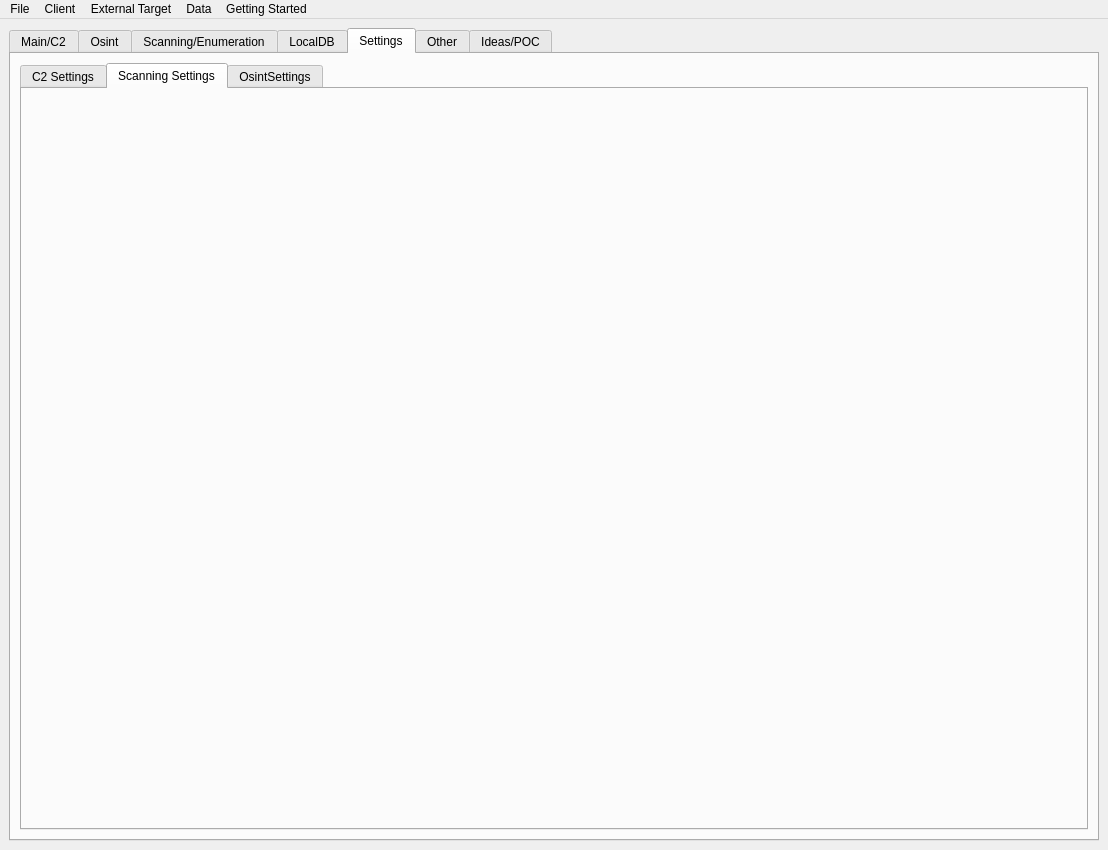
ryanq47/WhisperNet, file gui.ui: the form before one commit.
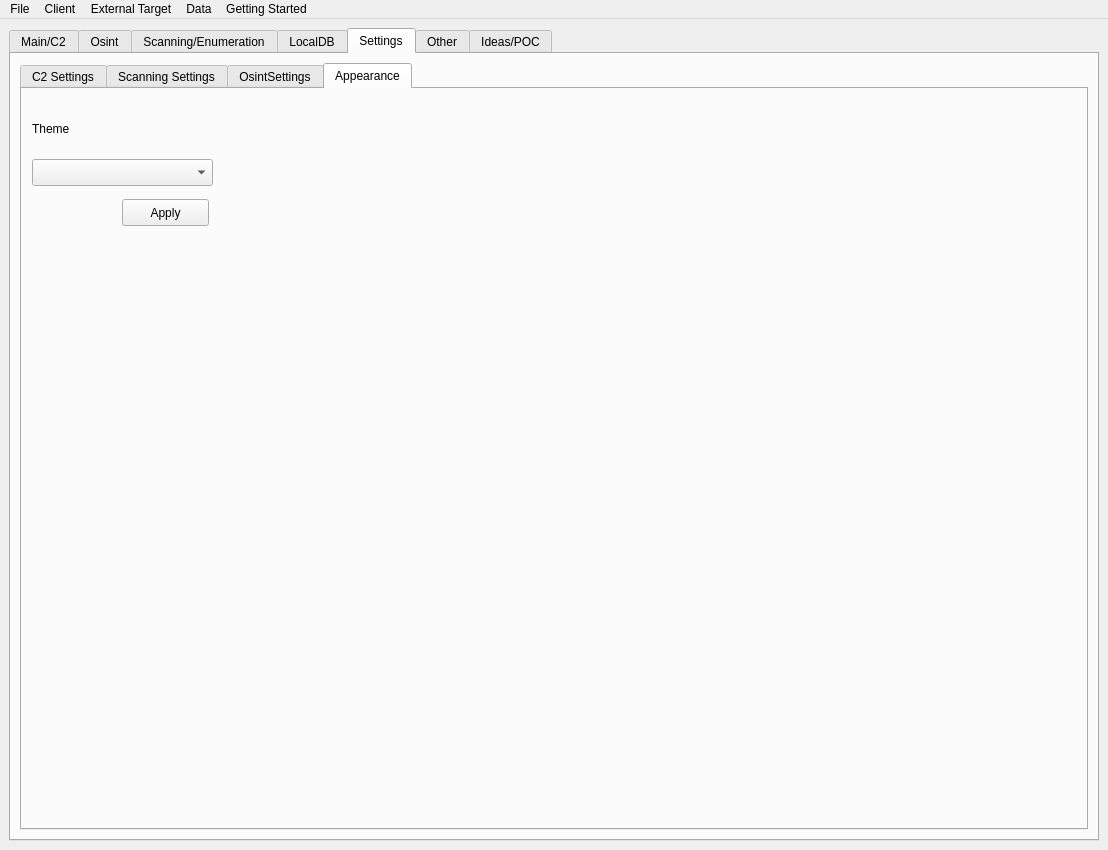
The form after the commit. The open tabs and pages were chosen to show the change. Icons and pictures are not drawn.

Diff of the .ui file:
```diff
--- a/gui.ui
+++ b/gui.ui
@@ -1778,7 +1778,7 @@
         <item row="0" column="0">
          <widget class="QTabWidget" name="tabWidget_2">
           <property name="currentIndex">
-           <number>1</number>
+           <number>3</number>
           </property>
           <widget class="QWidget" name="tab_7">
            <attribute name="title">
@@ -1923,6 +1923,47 @@
             </item>
            </layout>
           </widget>
+          <widget class="QWidget" name="tab_17">
+           <attribute name="title">
+            <string>Appearance</string>
+           </attribute>
+           <widget class="QComboBox" name="comboBox_4">
+            <property name="geometry">
+             <rect>
+              <x>10</x>
+              <y>70</y>
+              <width>181</width>
+              <height>27</height>
+             </rect>
+            </property>
+           </widget>
+           <widget class="QLabel" name="label_32">
+            <property name="geometry">
+             <rect>
+              <x>10</x>
+              <y>30</y>
+              <width>66</width>
+              <height>19</height>
+             </rect>
+            </property>
+            <property name="text">
+             <string>Theme</string>
+            </property>
+           </widget>
+           <widget class="QPushButton" name="pushButton">
+            <property name="geometry">
+             <rect>
+              <x>100</x>
+              <y>110</y>
+              <width>87</width>
+              <height>27</height>
+             </rect>
+            </property>
+            <property name="text">
+             <string>Apply</string>
+            </property>
+           </widget>
+          </widget>
          </widget>
         </item>
        </layout>
```
Left out of the diff: 4 changed lines with no effect on the pictures.
